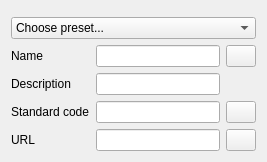
The window that Render/resources/ui/MaterialTask.ui (davesrocketshop/FreeCAD-render) describes before a commit, drawn with Qt 5.
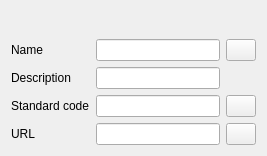
The same window after the commit. Icons and pictures are not drawn. Custom widgets are drawn as their Qt base class.

Commit message: Update task panels

```diff
--- a/Render/resources/ui/MaterialTask.ui
+++ b/Render/resources/ui/MaterialTask.ui
@@ -17,24 +17,6 @@
    <item>
     <widget class="MatGui::MaterialTreeWidget" name="widgetMaterialTree" native="true"/>
    </item>
-   <item>
-    <widget class="QComboBox" name="comboBox_MaterialsInDir">
-     <property name="maximumSize">
-      <size>
-       <width>250</width>
-       <height>16777215</height>
-      </size>
-     </property>
-     <property name="toolTip">
-      <string>Choose a preset card</string>
-     </property>
-     <item>
-      <property name="text">
-       <string>Choose preset...</string>
-      </property>
-     </item>
-    </widget>
-   </item>
    <item>
     <layout class="QGridLayout" name="gridLayout">
      <item row="1" column="0">
```
The commit also changes 1 other file.
